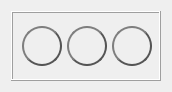
Above: gui/transport_ui.ui from Wireless-Research-Tester/Automated-Wireless-Research-Tester before the change. Below: the same form after it.
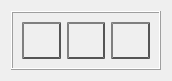
That is the form after the change. Icons and pictures are not drawn.

```diff
--- a/gui/transport_ui.ui
+++ b/gui/transport_ui.ui
@@ -7,9 +7,15 @@
     <x>0</x>
     <y>0</y>
     <width>172</width>
-    <height>92</height>
+    <height>81</height>
    </rect>
   </property>
+  <property name="minimumSize">
+   <size>
+    <width>172</width>
+    <height>81</height>
+   </size>
+  </property>
   <property name="maximumSize">
    <size>
     <width>200</width>
@@ -25,7 +31,7 @@
      <property name="minimumSize">
       <size>
        <width>148</width>
-       <height>68</height>
+       <height>0</height>
       </size>
      </property>
      <property name="maximumSize">
@@ -45,8 +51,8 @@
        <widget class="QPushButton" name="pauseButton">
         <property name="minimumSize">
          <size>
-          <width>40</width>
-          <height>40</height>
+          <width>20</width>
+          <height>20</height>
          </size>
         </property>
         <property name="maximumSize">
@@ -102,8 +108,8 @@
        <widget class="QPushButton" name="playButton">
         <property name="minimumSize">
          <size>
-          <width>40</width>
-          <height>40</height>
+          <width>20</width>
+          <height>20</height>
          </size>
         </property>
         <property name="maximumSize">
@@ -170,8 +176,8 @@
        <widget class="QPushButton" name="stopButton">
         <property name="minimumSize">
          <size>
-          <width>40</width>
-          <height>40</height>
+          <width>20</width>
+          <height>20</height>
          </size>
         </property>
         <property name="maximumSize">
```
